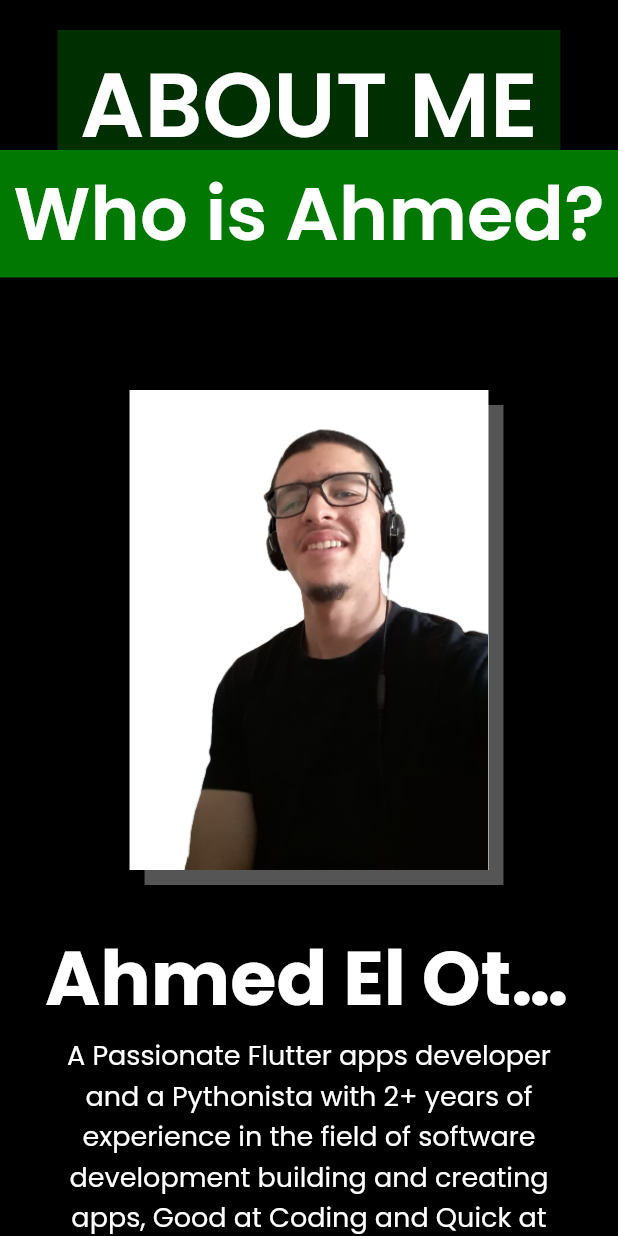
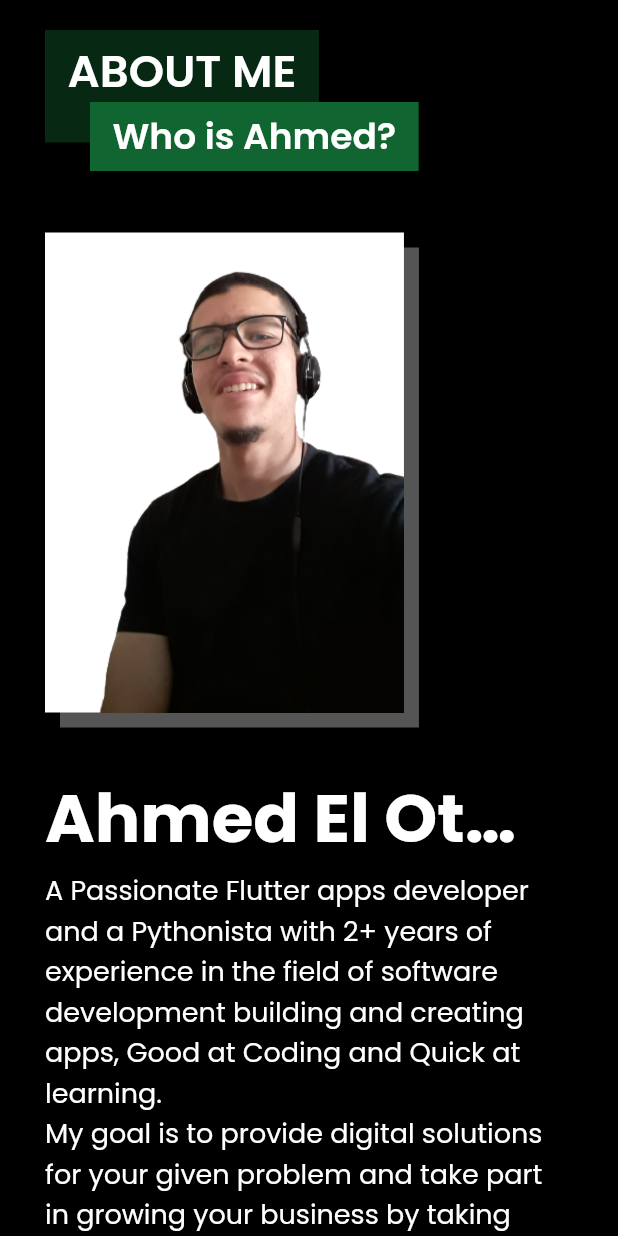
Before and after one commit to Ahmed0tdc/Portfolio-v1, a Flutter app: the AboutMeSection widget shown alone on an empty page, opened directly, on a phone screen of 412 x 824 dp. Run offline on Flutter 3.47's test engine with Material 2 defaults, Android fonts, the phone set to English and light mode, and no system bars; our stand-ins replace animate_do, animated_text_kit, font_awesome_flutter, shimmer.

Commit message:
changed the theming color + layout of the services section

```diff
--- a/lib/src/utils/theme.dart
+++ b/lib/src/utils/theme.dart
@@ -27,7 +27,7 @@ class AppTheme{
   ThemeData getAppTheme(){
     return ThemeData(
       visualDensity: VisualDensity.adaptivePlatformDensity,
-      primaryColor: kgreen,
+      primaryColor: Color(0xFF116530),//Color(0xFF1E5128),//kwhite, //kgreen,
       accentColor: kblack,
       fontFamily: 'regPoppins',
       scaffoldBackgroundColor: kblack,
--- a/lib/src/view/parts/about_me/about_me.dart
+++ b/lib/src/view/parts/about_me/about_me.dart
@@ -2,7 +2,6 @@
 
 import 'package:animate_do/animate_do.dart' as animatedo;
 import 'package:flutter/material.dart';
-import 'package:font_awesome_flutter/font_awesome_flutter.dart';
 import 'package:portfolio/src/models/persona.dart';
 import 'package:portfolio/src/models/skill.dart';
 import 'package:portfolio/src/state/provider_class.dart';
@@ -22,13 +21,14 @@ class AboutMeSection extends StatelessWidget {
   @override
   Widget build(BuildContext context) {
     final SectionHeader _headerWidget = SectionHeader(
+      makeFlat: false,
         upperText: 'ABOUT ME',
         lowerText: 'Who is Ahmed?', //'Allow me to introduce myself', //'Who I am?',
-        upperFontSize: SizeConfig.isDesktop() ? 30 : 60,
-        lowerFontSize: SizeConfig.isDesktop() ? 24 : 50,
-        bottomSpacing: SizeConfig.isDesktop() ? null : -45,
-        isCentered: SizeConfig.isDesktop() ? false : true,
-        );
+        upperFontSize: 30,
+        lowerFontSize: 24,
+        // bottomSpacing: SizeConfig.isDesktop() ? null : -45,
+        // isCentered: SizeConfig.isDesktop() ? false : true,
+      );
     final String _name =  myPersona.fullname ?.split(' ').map((String part) => part.substring(0, 1).toUpperCase().trim() +
       part.substring(1).toLowerCase().trim()).join(' ') ?? '';
     return ListView(
@@ -40,7 +40,7 @@ class AboutMeSection extends StatelessWidget {
           padding: const EdgeInsets.symmetric(horizontal: 30),
           child: _headerWidget,
         ),
-        SizedBox(height: SizeConfig.isDesktop() ? 50 : 120),
+        SizedBox(height: SizeConfig.isDesktop() ? 50 : 60),
         SizeConfig.isDesktop()
             ? const SizedBox.shrink()
             : animatedo.FadeInUp(
@@ -48,7 +48,7 @@ class AboutMeSection extends StatelessWidget {
                 child: Padding(
                   padding: const EdgeInsets.symmetric(horizontal: 30),
                   child: Row(
-                    mainAxisAlignment: MainAxisAlignment.center,
+                    mainAxisAlignment: MainAxisAlignment.start,
                     children: [
                       Container(
                         padding: EdgeInsets.fromLTRB(30, 20, 0, 0),
@@ -71,12 +71,12 @@ class AboutMeSection extends StatelessWidget {
             padding: const EdgeInsets.symmetric(horizontal: 30),
             child: Row(
               mainAxisSize: MainAxisSize.max,
-              mainAxisAlignment: SizeConfig.isDesktop() ? MainAxisAlignment.start : MainAxisAlignment.center,
+              mainAxisAlignment:  MainAxisAlignment.start,
               children: [
                 Flexible(
                   child: Txt(
                     txt: _name,
-                    size: SizeConfig.isDesktop() ? 40 : 50,
+                    size: SizeConfig.isDesktop() ? 40 : 45,
                     height: 1.1,
                     fontFam: 'boldPoppins',
                     maxLines: 1,
@@ -99,7 +99,7 @@ class AboutMeSection extends StatelessWidget {
                   child: Txt(
                     txt: myPersona.biography ?? '',
                     fontFam: 'regPoppins',
-                    alignment: SizeConfig.isDesktop() ? TextAlign.left : TextAlign.center,
+                    alignment: TextAlign.left,
                     size: 18,
                   ),
                 ),
--- a/lib/src/view/parts/contact/contact.dart
+++ b/lib/src/view/parts/contact/contact.dart
@@ -16,6 +16,7 @@ class ContactSection extends StatelessWidget {
   @override
   Widget build(BuildContext context) {
     const SectionHeader _sectionHeader = SectionHeader(
+      makeFlat: false,
         upperText: "CONTACT",
         lowerText: "How to get in touch?",
         upperFontSize: 30,
--- a/lib/src/view/parts/hero_section/local_widgets/home_intro.dart
+++ b/lib/src/view/parts/hero_section/local_widgets/home_intro.dart
@@ -21,11 +21,12 @@ class HomeIntro extends StatelessWidget {
   @override
   Widget build(BuildContext context) {
     final SectionHeader _sectionHeader = SectionHeader(
+      makeFlat: false,
       upperText: "MY SERVICES",
       lowerText: "What do I provide?",
       upperFontSize: 30,
-      lowerFontSize: SizeConfig.isDesktop() ? 24 : 26,
-      isCentered: SizeConfig.isDesktop() ? false : true,
+      lowerFontSize: 24//SizeConfig.isDesktop() ? 24 : 26,
+      // isCentered: SizeConfig.isDesktop() ? false : true,
     );
     return ListView(
       physics: const BouncingScrollPhysics(),
--- a/lib/src/view/parts/my_skills/my_skills.dart
+++ b/lib/src/view/parts/my_skills/my_skills.dart
@@ -16,6 +16,7 @@ class SkillsSection extends StatelessWidget {
   @override
   Widget build(BuildContext context) {
     const SectionHeader _sectionHeader = SectionHeader(
+      makeFlat: false,
       upperText: "MY SKILLS",
       lowerText: "What do I know?",
       upperFontSize: 30,
--- a/lib/src/view/parts/my_work/my_work.dart
+++ b/lib/src/view/parts/my_work/my_work.dart
@@ -37,6 +37,7 @@ class _WorksSectionState extends State<WorksSection> {
   Widget build(BuildContext context) {
     final List<SlidableMobilePhone> _myMobileProjects = myProjects.map((Project pro) => SlidableMobilePhone(project: pro)).toList();
     const SectionHeader _sectionHeader = SectionHeader(
+      makeFlat: false,
       upperText: "MY WORK",
       lowerText: "What have I built?",
       upperFontSize: 30,
```
Also changed, not shown: lib/src/view/parts/hero_section/hero_section.dart (+62 -32 lines), lib/src/view/parts/my_services/local_widgets/service_card.dart (+11 -2 lines), 1 other file.
